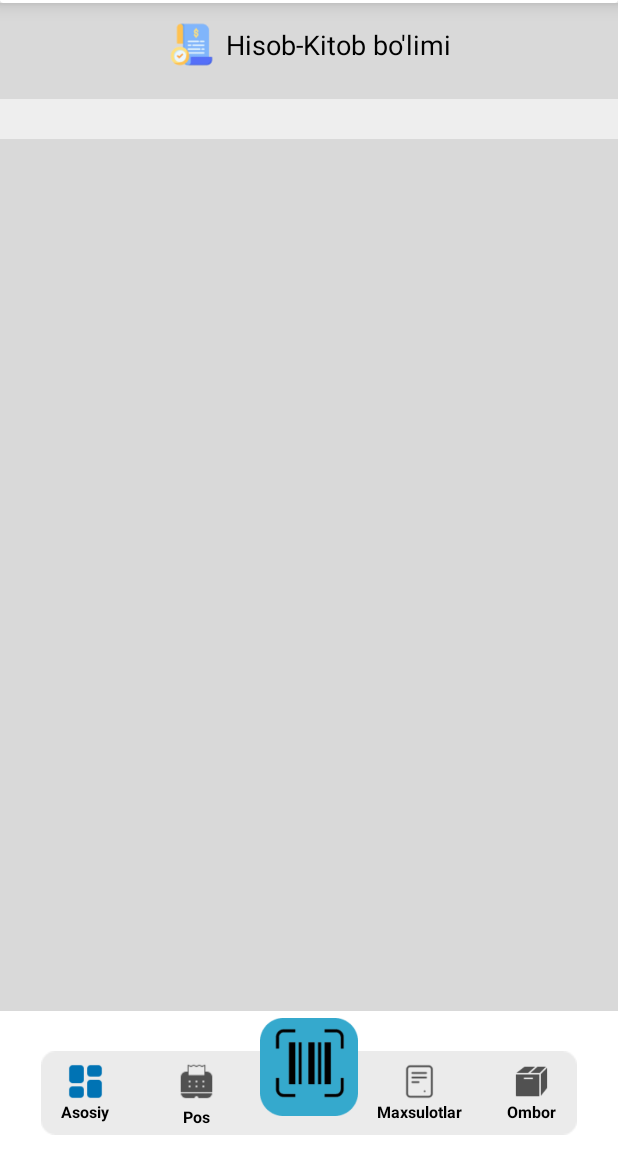
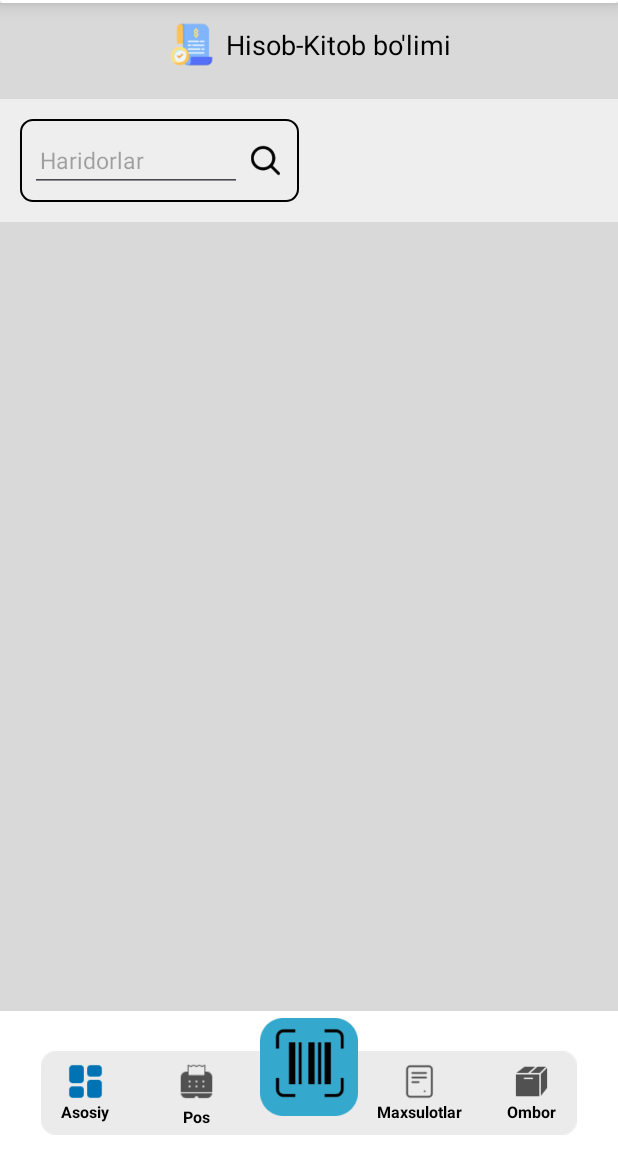
Before and after one commit to MuhammadziyoMuhsinov/TezPos, an Android app: the FragmentPos screen opened through its navigation route, on a phone screen of 412 x 824 dp, the part 81-1236 px from its top. Run offline under Robolectric (Android 15) with nearby library versions, the phone set to English and light mode, and no system bars; our stand-ins replace sdp/ssp sizes; libraries missing offline, so code that uses them is left out: com.github.mikephil.charting; 7 statements that could not run were skipped.

Commit message:
Farg'ona yoshlar hakatoni

```diff
--- a/app/src/main/res/drawable/bg_bugungi.xml
+++ b/app/src/main/res/drawable/bg_bugungi.xml
@@ -2,7 +2,6 @@
 <selector xmlns:android="http://schemas.android.com/apk/res/android">
 <item>
     <shape android:shape="rectangle">
-        <solid android:color="@color/white"/>
         <corners android:radius="@dimen/_6sdp"/>
         <stroke android:width="@dimen/_1sdp" android:color="@color/black"/>
 
--- a/app/src/main/res/layout/fragment_main.xml
+++ b/app/src/main/res/layout/fragment_main.xml
@@ -4,6 +4,7 @@
     xmlns:tools="http://schemas.android.com/tools"
     android:layout_width="match_parent"
     android:layout_height="match_parent"
+    android:background="@color/white"
     tools:context=".FragmentMain">
 
     <androidx.core.widget.NestedScrollView
--- a/app/src/main/res/layout/fragment_pos.xml
+++ b/app/src/main/res/layout/fragment_pos.xml
@@ -49,7 +49,35 @@
                     android:layout_height="wrap_content"
                     android:layout_weight="1"
                     android:orientation="vertical"
+                    android:layout_marginEnd="@dimen/_5sdp"
                     >
+                    <LinearLayout
+                        android:layout_width="match_parent"
+                        android:layout_height="wrap_content"
+                        android:orientation="horizontal"
+                        android:background="@drawable/bg_bugungi"
+                        android:paddingVertical="@dimen/_5sdp"
+                        android:paddingHorizontal="@dimen/_5sdp"
+                        android:gravity="center_vertical"
+                        >
+                        <EditText
+                            android:layout_width="0dp"
+                            android:layout_height="wrap_content"
+                            android:layout_weight="1"
+                            android:paddingHorizontal="@dimen/_5sdp"
+                            android:textColor="@color/black"
+                            android:textSize="@dimen/_12ssp"
+                            android:hint="Haridorlar"
+                            />
+                        <ImageView
+                            android:layout_width="@dimen/_20sdp"
+                            android:layout_height="@dimen/_20sdp"
+                            android:src="@drawable/ic_search"
+                            android:layout_marginHorizontal="@dimen/_2sdp"
+                            />
+
+                    </LinearLayout>
+
 
                 </LinearLayout>
 
@@ -58,6 +86,7 @@
                     android:layout_height="wrap_content"
                     android:layout_weight="1"
                     android:orientation="vertical"
+                    android:layout_marginStart="@dimen/_5sdp"
                     >
 
                 </LinearLayout>
```
Also changed, not shown: app/src/main/res/drawable/buyurtma_yaratish.png (added), app/src/main/res/drawable/mijoz_qoshish.png (added), app/src/main/res/drawable/tozalash.png (added).
